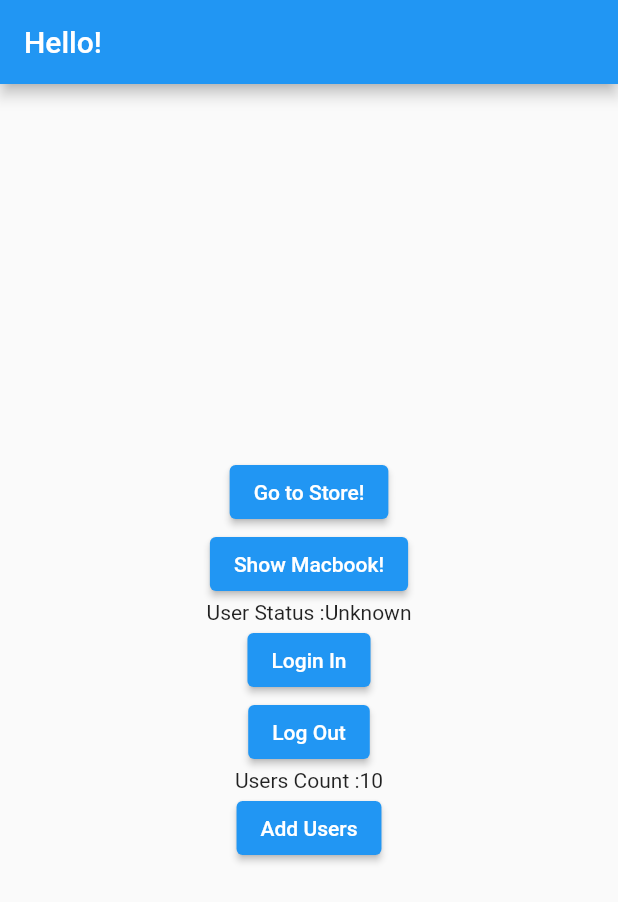
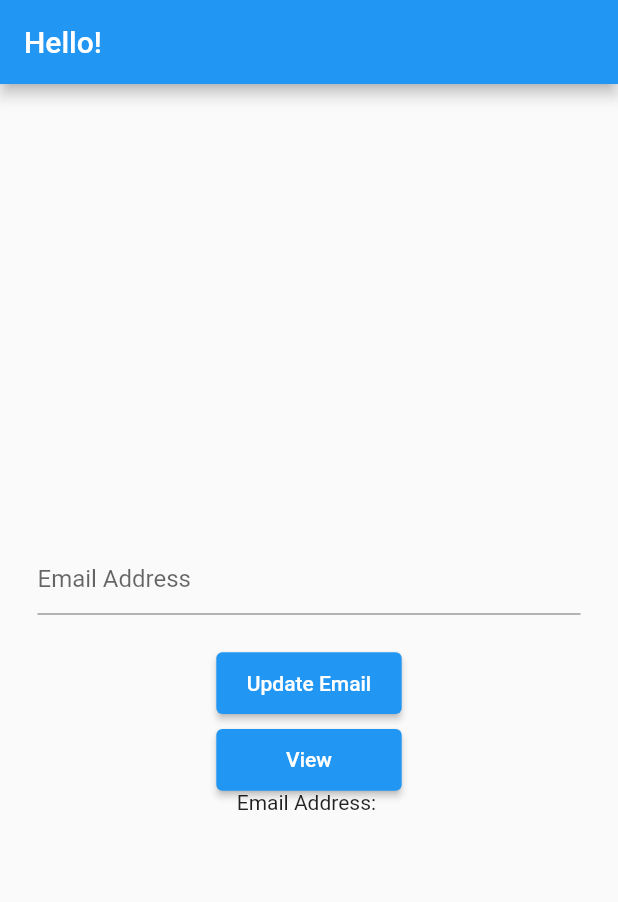
Before and after one commit to BugzTheBunny/flutter_getx, a Flutter app: the screen it shows after launch, on a phone screen of 412 x 824 dp. Shown: the top 902 px of the screen. Run offline on Flutter 3.47's test engine with Material 2 defaults, Android fonts, the phone set to English and light mode, and no system bars; our stand-ins replace get, get_storage.

Commit message:
GetX Demo is done

```diff
--- /dev/null
+++ b/lib/bindings/homeBindings.dart
@@ -0,0 +1,9 @@
+import 'package:get/get.dart';
+import '../controllers/homeController.dart';
+
+class HomeBinding implements Bindings {
+  @override
+  void dependencies() {
+    Get.lazyPut(() => HomePageController(), fenix: true);
+  }
+}
--- a/lib/controllers/homeController.dart
+++ b/lib/controllers/homeController.dart
@@ -1,38 +1,9 @@
 import 'package:get/get.dart';
 
 class HomePageController extends GetxController {
-  var status = 'Unknown'.obs;
-  var usersCount = 10.obs;
+  var email = ''.obs;
 
-  @override
-  void onInit() {
-    everAll([status, usersCount], (_) => print('Something is updated...'));
-
-    ever(status, (_) {
-      print('This will run everything we call the variable!');
-    });
-
-    ever(usersCount, (_) {
-      print('The users count was updated.');
-    });
-
-    once(usersCount, (_) {
-      print('This will be called one time only!');
-    });
-
-    debounce(usersCount, (number) {
-      print(number);
-    }, time: Duration(seconds: 2));
-
-    super.onInit();
-  }
-
-  void updateStatus(newStatus) {
-    status.value = newStatus;
-  }
-
-  void addUsers() {
-    usersCount += 1;
-    update(['userscount_widget']);
+  void updateEmail(newEmail) {
+    email.value = newEmail;
   }
 }
--- a/lib/main.dart
+++ b/lib/main.dart
@@ -3,8 +3,11 @@ import 'package:get/get.dart';
 import './views/homepage.dart';
 import './views/shop.dart';
 import './views/cart.dart';
+import 'bindings/homeBindings.dart';
+import 'package:get_storage/get_storage.dart';
 
-void main() {
+void main() async {
+  await GetStorage.init();
   runApp(MyApp());
 }
 
@@ -22,9 +25,7 @@ class MyApp extends StatelessWidget {
           page: () => Shop(),
         ),
         GetPage(
-          name: '/homepage',
-          page: () => HomePage(),
-        ),
+            name: '/homepage', page: () => HomePage(), binding: HomeBinding()),
         GetPage(
           name: '/cart',
           page: () => Cart(),
--- a/lib/views/cart.dart
+++ b/lib/views/cart.dart
@@ -1,9 +1,8 @@
 import 'package:flutter/material.dart';
 import 'package:get/get.dart';
+import 'package:getx_demo/controllers/homeController.dart';
 
-class Cart extends StatelessWidget {
-  const Cart({Key? key}) : super(key: key);
-
+class Cart extends GetWidget<HomePageController> {
   @override
   Widget build(BuildContext context) {
     return Scaffold(
--- a/lib/views/homepage.dart
+++ b/lib/views/homepage.dart
@@ -1,9 +1,12 @@
 import 'package:flutter/material.dart';
-import '../controllers/homeController.dart';
 import 'package:get/get.dart';
+import 'package:get_storage/get_storage.dart';
+import 'package:getx_demo/controllers/homeController.dart';
 
-class HomePage extends StatelessWidget {
-  final HomePageController homepageController = Get.put(HomePageController());
+class HomePage extends GetWidget<HomePageController> {
+  final storage = GetStorage();
+  TextEditingController emailController = TextEditingController();
+
   @override
   Widget build(BuildContext context) {
     return Scaffold(
@@ -15,40 +18,44 @@ class HomePage extends StatelessWidget {
           mainAxisAlignment: MainAxisAlignment.center,
           crossAxisAlignment: CrossAxisAlignment.center,
           children: [
-            ElevatedButton(
-                onPressed: () async {
-                  String status =
-                      await Get.toNamed('/store', arguments: {'name': 'Slava'});
-                },
-                child: Text('Go to Store!')),
-            ElevatedButton(
-                onPressed: () async {
-                  Get.toNamed('/store/MacBook', arguments: {'name': 'Slava'});
-                },
-                child: Text('Show Macbook!')),
+            Padding(
+              padding: EdgeInsets.all(25.0),
+              child: TextField(
+                  controller: emailController,
+                  decoration: InputDecoration(hintText: 'Email Address')),
+            ),
+            SizedBox(
+              height: MediaQuery.of(context).size.height * 0.05,
+              width: MediaQuery.of(context).size.width * 0.3,
+              child: ElevatedButton(
+                  onPressed: () {
+                    if (GetUtils.isEmail(emailController.text)) {
+                      storage.write('email', emailController.text);
+                      emailController.text = '';
+                    } else {
+                      Get.snackbar(
+                          'Something went wrong..', 'Enter a valid email',
+                          snackPosition: SnackPosition.BOTTOM,
+                          backgroundColor: Colors.yellow);
+                    }
+                  },
+                  child: Text('Update Email')),
+            ),
+            SizedBox(
+              height: 10,
+            ),
+            SizedBox(
+              height: MediaQuery.of(context).size.height * 0.05,
+              width: MediaQuery.of(context).size.width * 0.3,
+              child: ElevatedButton(
+                  onPressed: () {
+                    controller.updateEmail("${storage.read('email')}");
+                  },
+                  child: Text('View')),
+            ),
             Obx(() {
-              print('STATUS REBUILD');
-              return Text("User Status :${homepageController.status.value}");
-            }),
-            ElevatedButton(
-                onPressed: () {
-                  homepageController.updateStatus("Online!");
-                },
-                child: Text('Login In')),
-            ElevatedButton(
-                onPressed: () {
-                  homepageController.updateStatus("Offline!");
-                },
-                child: Text('Log Out')),
-            Obx(() {
-              return Text(
-                  "Users Count :${homepageController.usersCount.value}");
-            }),
-            ElevatedButton(
-                onPressed: () {
-                  homepageController.addUsers();
-                },
-                child: Text('Add Users')),
+              return Text('Email Address: ${controller.email.value}');
+            })
           ],
         ),
       ),
--- a/lib/views/shop.dart
+++ b/lib/views/shop.dart
@@ -9,7 +9,7 @@ class Shop extends StatelessWidget {
   Widget build(BuildContext context) {
     return Scaffold(
       appBar: AppBar(
-        title: Text('Shop ${home.status}'),
+        title: Text('Shop'),
       ),
       body: Center(
         child: Column(
--- a/pubspec.yaml
+++ b/pubspec.yaml
@@ -29,6 +29,7 @@ dependencies:
   # Use with the CupertinoIcons class for iOS style icons.
   cupertino_icons: ^1.0.2
   get: ^4.1.4
+  get_storage: ^2.0.2
 
 dev_dependencies:
   flutter_test:
```
Also changed, not shown: pubspec.lock, 1 other file.
